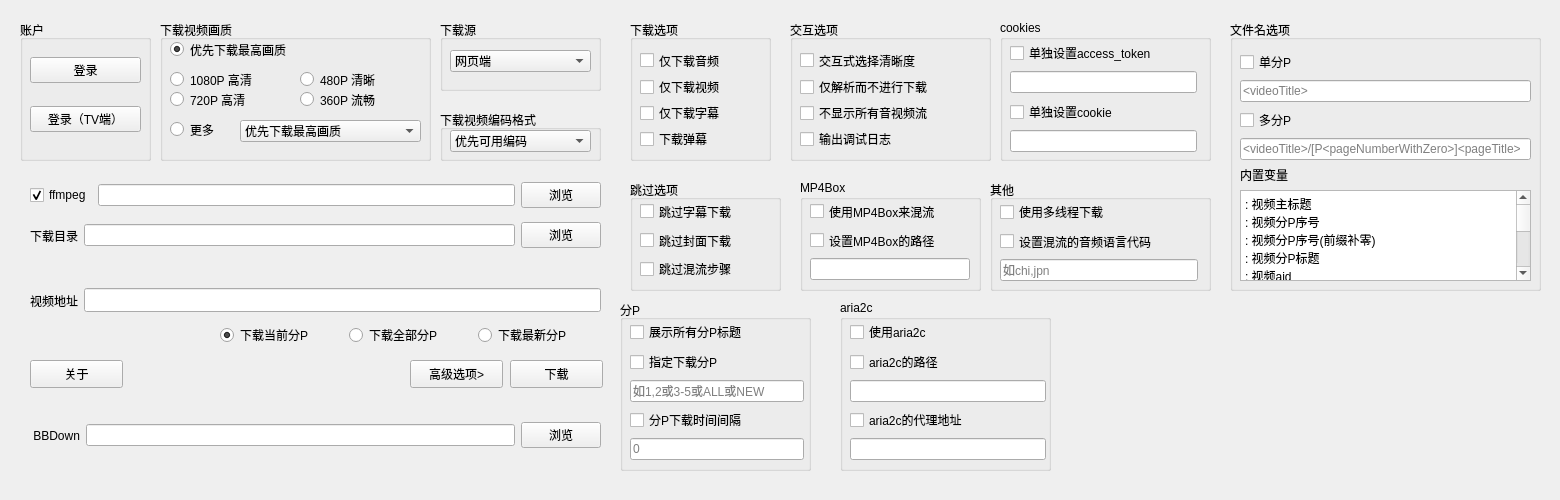
Above: BBDown_GUI/UI/main.ui from 1299172402/BBDown_GUI before the change. Below: the same form after it.
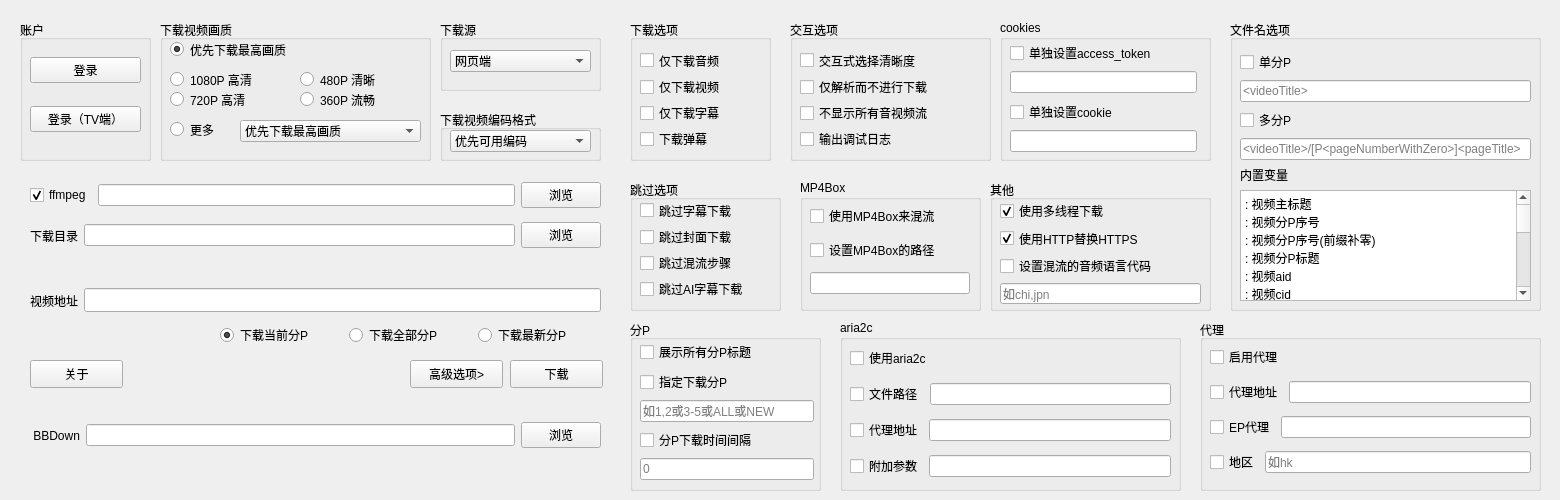
That is the form after the change.

The edit to the form file:
```diff
--- a/BBDown_GUI/UI/main.ui
+++ b/BBDown_GUI/UI/main.ui
@@ -314,7 +314,7 @@
      <x>800</x>
      <y>180</y>
      <width>181</width>
-     <height>111</height>
+     <height>131</height>
     </rect>
    </property>
    <property name="title">
@@ -326,7 +326,7 @@
       <x>10</x>
       <y>20</y>
       <width>160</width>
-      <height>80</height>
+      <height>101</height>
      </rect>
     </property>
     <layout class="QVBoxLayout" name="verticalLayout_10">
@@ -483,7 +483,7 @@
      <x>1230</x>
      <y>20</y>
      <width>311</width>
-     <height>271</height>
+     <height>291</height>
     </rect>
    </property>
    <property name="title">
@@ -495,7 +495,7 @@
       <x>10</x>
       <y>30</y>
       <width>291</width>
-      <height>231</height>
+      <height>251</height>
      </rect>
     </property>
     <layout class="QVBoxLayout" name="verticalLayout_14">
@@ -562,7 +562,9 @@
 &lt;videoCodecs&gt;: 视频编码
 &lt;videoBandwidth&gt;: 视频码率
 &lt;audioCodecs&gt;: 音频编码
-&lt;audioBandwidth&gt;: 音频码率</string>
+&lt;audioBandwidth&gt;: 音频码率
+&lt;ownerName&gt;: 上传者名称
+&lt;ownerMid&gt;: 上传者mid</string>
          </property>
         </widget>
        </item>
@@ -574,8 +576,8 @@
   <widget class="QGroupBox" name="groupBox_8">
    <property name="geometry">
     <rect>
-     <x>620</x>
-     <y>300</y>
+     <x>630</x>
+     <y>320</y>
      <width>191</width>
      <height>171</height>
     </rect>
@@ -707,7 +709,7 @@
      <x>630</x>
      <y>180</y>
      <width>151</width>
-     <height>111</height>
+     <height>131</height>
     </rect>
    </property>
    <property name="title">
@@ -718,8 +720,8 @@
      <rect>
       <x>10</x>
       <y>20</y>
-      <width>131</width>
-      <height>80</height>
+      <width>135</width>
+      <height>99</height>
      </rect>
     </property>
     <layout class="QVBoxLayout" name="verticalLayout_16">
@@ -744,6 +746,13 @@
        </property>
       </widget>
      </item>
+     <item>
+      <widget class="QCheckBox" name="checkBox_skip_ai">
+       <property name="text">
+        <string>跳过AI字幕下载</string>
+       </property>
+      </widget>
+     </item>
     </layout>
    </widget>
   </widget>
@@ -753,7 +762,7 @@
      <x>990</x>
      <y>180</y>
      <width>221</width>
-     <height>111</height>
+     <height>131</height>
     </rect>
    </property>
    <property name="title">
@@ -764,8 +773,8 @@
      <rect>
       <x>10</x>
       <y>20</y>
-      <width>198</width>
-      <height>81</height>
+      <width>201</width>
+      <height>104</height>
      </rect>
     </property>
     <layout class="QVBoxLayout" name="verticalLayout_17">
@@ -775,7 +784,17 @@
         <string>使用多线程下载</string>
        </property>
        <property name="checked">
-        <bool>false</bool>
+        <bool>true</bool>
+       </property>
+      </widget>
+     </item>
+     <item>
+      <widget class="QCheckBox" name="checkBox_force_http">
+       <property name="text">
+        <string>使用HTTP替换HTTPS</string>
+       </property>
+       <property name="checked">
+        <bool>true</bool>
        </property>
       </widget>
      </item>
@@ -1012,8 +1031,8 @@
    <property name="geometry">
     <rect>
      <x>840</x>
-     <y>300</y>
-     <width>211</width>
+     <y>320</y>
+     <width>341</width>
      <height>171</height>
     </rect>
    </property>
@@ -1025,8 +1044,8 @@
      <rect>
       <x>10</x>
       <y>20</y>
-      <width>196</width>
-      <height>141</height>
+      <width>321</width>
+      <height>144</height>
      </rect>
     </property>
     <layout class="QVBoxLayout" name="verticalLayout_19">
@@ -1038,9 +1057,11 @@
       </widget>
      </item>
      <item>
+      <layout class="QHBoxLayout" name="horizontalLayout_6">
+       <item>
       <widget class="QCheckBox" name="checkBox_aria2c_path">
        <property name="text">
-        <string>aria2c的路径</string>
+          <string>文件路径</string>
        </property>
       </widget>
      </item>
@@ -1054,13 +1075,17 @@
        </property>
       </widget>
      </item>
+      </layout>
+     </item>
+     <item>
+      <layout class="QHBoxLayout" name="horizontalLayout_7">
      <item>
       <widget class="QCheckBox" name="checkBox_aria2c_proxy">
        <property name="toolTip">
         <string>&lt;html&gt;&lt;head/&gt;&lt;body&gt;&lt;p&gt;调用aria2c进行下载时的代理地址配置&lt;/p&gt;&lt;/body&gt;&lt;/html&gt;</string>
        </property>
        <property name="text">
-        <string>aria2c的代理地址</string>
+          <string>代理地址</string>
        </property>
       </widget>
      </item>
@@ -1070,6 +1095,103 @@
         <string>&lt;html&gt;&lt;head/&gt;&lt;body&gt;&lt;p&gt;调用aria2c进行下载时的代理地址配置&lt;/p&gt;&lt;/body&gt;&lt;/html&gt;</string>
        </property>
       </widget>
+       </item>
+      </layout>
+     </item>
+     <item>
+      <layout class="QHBoxLayout" name="horizontalLayout_8">
+       <item>
+        <widget class="QCheckBox" name="checkBox_aria2c_args">
+         <property name="text">
+          <string>附加参数</string>
+         </property>
+        </widget>
+       </item>
+       <item>
+        <widget class="QLineEdit" name="lineEdit_aria2c_args"/>
+       </item>
+      </layout>
+     </item>
+    </layout>
+   </widget>
+  </widget>
+  <widget class="QGroupBox" name="groupBox_13">
+   <property name="geometry">
+    <rect>
+     <x>1200</x>
+     <y>320</y>
+     <width>341</width>
+     <height>171</height>
+    </rect>
+   </property>
+   <property name="title">
+    <string>代理</string>
+   </property>
+   <widget class="QWidget" name="verticalLayoutWidget">
+    <property name="geometry">
+     <rect>
+      <x>10</x>
+      <y>20</y>
+      <width>321</width>
+      <height>141</height>
+     </rect>
+    </property>
+    <layout class="QVBoxLayout" name="verticalLayout_3">
+     <item>
+      <widget class="QCheckBox" name="checkBox_enable_proxy">
+       <property name="text">
+        <string>启用代理</string>
+       </property>
+      </widget>
+     </item>
+     <item>
+      <layout class="QHBoxLayout" name="horizontalLayout_9">
+       <item>
+        <widget class="QCheckBox" name="checkBox_host">
+         <property name="text">
+          <string>代理地址</string>
+         </property>
+        </widget>
+       </item>
+       <item>
+        <widget class="QLineEdit" name="lineEdit_host"/>
+       </item>
+      </layout>
+     </item>
+     <item>
+      <layout class="QHBoxLayout" name="horizontalLayout_11">
+       <item>
+        <widget class="QCheckBox" name="checkBox_ep_host">
+         <property name="text">
+          <string>EP代理</string>
+         </property>
+        </widget>
+       </item>
+       <item>
+        <widget class="QLineEdit" name="lineEdit_ep_host"/>
+       </item>
+      </layout>
+     </item>
+     <item>
+      <layout class="QHBoxLayout" name="horizontalLayout_10">
+       <item>
+        <widget class="QCheckBox" name="checkBox_area">
+         <property name="text">
+          <string>地区</string>
+         </property>
+        </widget>
+       </item>
+       <item>
+        <widget class="QLineEdit" name="lineEdit_area">
+         <property name="text">
+          <string/>
+         </property>
+         <property name="placeholderText">
+          <string>如hk</string>
+         </property>
+        </widget>
+       </item>
+      </layout>
      </item>
     </layout>
    </widget>
```
Lines whose indentation alone changed are shown as unchanged.
